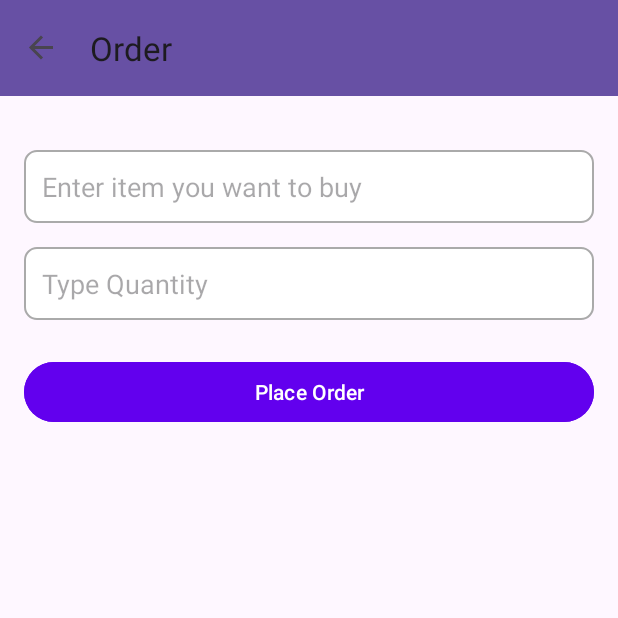
After one commit to aryanmaheshwariantino/Authentications, an Android app: the OrderFragment screen opened through its navigation route, on a phone screen of 412 x 824 dp, the top half of it. The commit adds this screen. Run offline under Robolectric (Android 15) with nearby library versions, the phone set to English and light mode, and no system bars; our stand-ins replace Firebase (no records; nobody signed in at launch, a user with empty details on screens opened directly), navigation-ui; libraries missing offline, so code that uses them is left out: com.facebook, com.facebook.appevents, com.facebook.login; 3 statements that could not run were skipped.

Commit message:
updated with pushnotification

```diff
--- a/app/build.gradle.kts
+++ b/app/build.gradle.kts
@@ -96,5 +96,11 @@ dependencies {
     // google maps
     implementation (libs.play.services.maps)
 
+    // dotenv
+    implementation(libs.java.dotenv)
+
+    //Push Notification
+    implementation (libs.firebase.messaging)
+
 
 }
--- a/app/src/main/AndroidManifest.xml
+++ b/app/src/main/AndroidManifest.xml
@@ -4,6 +4,8 @@
 
     <uses-permission android:name="android.permission.INTERNET" />
     <uses-permission android:name="android.permission.ACCESS_NETWORK_STATE" />
+    <uses-permission android:name="android.permission.POST_NOTIFICATIONS" />
+
 
     <application
         android:allowBackup="true"
--- a/app/src/main/java/com/aryan/authentications/model/Product.kt
+++ b/app/src/main/java/com/aryan/authentications/model/Product.kt
@@ -1,6 +1,4 @@
 package com.aryan.authentications.model
-
-import android.widget.ImageView
 
 data class ProductResponse(
     val status: String,
--- a/app/src/main/java/com/aryan/authentications/views/fragments/LoginFragment.kt
+++ b/app/src/main/java/com/aryan/authentications/views/fragments/LoginFragment.kt
@@ -36,7 +36,7 @@ class LoginFragment : Fragment() {
 
         (activity as? AppCompatActivity)?.supportActionBar?.title = "Login"
 
-        // Retrieve FirebaseAuth instance from MainActivity
+        // Retrieve instances from MainActivity
         firebaseAuth = (requireActivity() as MainActivity).getFirebaseAuth()
         firebaseAnalytics = (requireActivity() as MainActivity).getFirebaseAnalytics()
         firebaseCrashlytics = (requireActivity() as MainActivity).getFirebaseCrashlytics()
@@ -84,7 +84,7 @@ class LoginFragment : Fragment() {
                         if (task.isSuccessful) {
                             Log.d("aryan", "Login successful")
                             // Navigate to Home screen
-                            findNavController().navigate(R.id.action_loginFragment_to_homeFragment)
+                            findNavController().navigate(R.id.action_loginFragment_to_orderFragment)
                         } else {
                             val exception = task.exception
                             Log.w("aryan", "Login failed", exception)
--- /dev/null
+++ b/app/src/main/java/com/aryan/authentications/views/fragments/OrderFragment.kt
@@ -0,0 +1,131 @@
+package com.aryan.authentications.views.fragments
+
+import android.app.NotificationChannel
+import android.app.NotificationManager
+import android.content.pm.PackageManager
+import android.os.Build
+import android.os.Bundle
+import androidx.core.app.ActivityCompat
+import androidx.core.content.ContextCompat
+import androidx.fragment.app.Fragment
+import android.view.LayoutInflater
+import android.view.View
+import android.view.ViewGroup
+import androidx.appcompat.app.AppCompatActivity
+import androidx.core.app.NotificationCompat
+import androidx.core.app.NotificationManagerCompat
+import androidx.navigation.fragment.findNavController
+import com.aryan.authentications.MainActivity
+import com.aryan.authentications.R
+import com.aryan.authentications.databinding.FragmentOrderBinding
+import com.google.firebase.analytics.FirebaseAnalytics
+import com.google.firebase.auth.FirebaseAuth
+import com.google.firebase.crashlytics.FirebaseCrashlytics
+
+class OrderFragment : Fragment() {
+    private var _binding: FragmentOrderBinding? = null
+    private val binding get() = _binding!!
+    private lateinit var firebaseAuth: FirebaseAuth
+    private lateinit var firebaseAnalytics: FirebaseAnalytics
+    private lateinit var firebaseCrashlytics: FirebaseCrashlytics
+
+    companion object {
+        private const val CHANNEL_ID = "order_channel"
+        private const val NOTIFICATION_ID = 1
+        private const val PERMISSION_REQUEST_CODE = 100
+    }
+
+    override fun onCreateView(
+        inflater: LayoutInflater, container: ViewGroup?,
+        savedInstanceState: Bundle?
+    ): View? {
+        _binding = FragmentOrderBinding.inflate(inflater, container, false)
+        createNotificationChannel()
+        return binding.root
+    }
+
+    override fun onViewCreated(view: View, savedInstanceState: Bundle?) {
+        super.onViewCreated(view, savedInstanceState)
+
+        (activity as? AppCompatActivity)?.supportActionBar?.title = "Order"
+
+        // Retrieve instances from MainActivity
+        firebaseAuth = (requireActivity() as MainActivity).getFirebaseAuth()
+        firebaseAnalytics = (requireActivity() as MainActivity).getFirebaseAnalytics()
+        firebaseCrashlytics = (requireActivity() as MainActivity).getFirebaseCrashlytics()
+
+        binding.btnPlaceOrder.setOnClickListener {
+            if (checkNotificationPermission()) {
+                sendNotification()
+                findNavController().navigate(R.id.action_orderFragment_to_homeFragment)
+            } else {
+                requestNotificationPermission()
+            }
+        }
+    }
+
+    private fun checkNotificationPermission(): Boolean {
+        return if (Build.VERSION.SDK_INT >= Build.VERSION_CODES.TIRAMISU) {
+            ContextCompat.checkSelfPermission(
+                requireContext(),
+                android.Manifest.permission.POST_NOTIFICATIONS
+            ) == PackageManager.PERMISSION_GRANTED
+        } else {
+            true // No need to check for permission on versions below TIRAMISU
+        }
+    }
+
+    private fun requestNotificationPermission() {
+        if (Build.VERSION.SDK_INT >= Build.VERSION_CODES.TIRAMISU) {
+            ActivityCompat.requestPermissions(
+                requireActivity(),
+                arrayOf(android.Manifest.permission.POST_NOTIFICATIONS),
+                PERMISSION_REQUEST_CODE
+            )
+        }
+    }
+
+    private fun sendNotification() {
+        val builder = NotificationCompat.Builder(requireContext(), CHANNEL_ID)
+            .setSmallIcon(R.drawable.confirm_order)
+            .setContentTitle("Order Placed")
+            .setContentText("Your order has been placed successfully!")
+            .setPriority(NotificationCompat.PRIORITY_HIGH)
+
+        with(NotificationManagerCompat.from(requireContext())) {
+            notify(NOTIFICATION_ID, builder.build())
+        }
+    }
+
+    private fun createNotificationChannel() {
+        if (Build.VERSION.SDK_INT >= Build.VERSION_CODES.O) {
+            val name = getString(R.string.channel_name)
+            val descriptionText = getString(R.string.channel_description)
+            val importance = NotificationManager.IMPORTANCE_HIGH
+            val channel = NotificationChannel(CHANNEL_ID, name, importance).apply {
+                description = descriptionText
+            }
+            val notificationManager: NotificationManager =
+                requireContext().getSystemService(NotificationManager::class.java)
+            notificationManager.createNotificationChannel(channel)
+        }
+    }
+
+    override fun onRequestPermissionsResult(
+        requestCode: Int, permissions: Array<out String>, grantResults: IntArray
+    ) {
+        super.onRequestPermissionsResult(requestCode, permissions, grantResults)
+        if (requestCode == PERMISSION_REQUEST_CODE) {
+            if (grantResults.isNotEmpty() && grantResults[0] == PackageManager.PERMISSION_GRANTED) {
+                sendNotification()
+            } else {
+                // Permission denied, show a message to the user
+            }
+        }
+    }
+
+    override fun onDestroyView() {
+        super.onDestroyView()
+        _binding = null
+    }
+}
--- a/app/src/main/java/com/aryan/authentications/views/fragments/SignUpFragment.kt
+++ b/app/src/main/java/com/aryan/authentications/views/fragments/SignUpFragment.kt
@@ -59,6 +59,7 @@ class SignUpFragment : Fragment() {
 
 
         firebaseAuth = (requireActivity() as MainActivity).getFirebaseAuth()
+        firebaseAnalytics = (requireActivity() as MainActivity).getFirebaseAnalytics()
         firebaseCrashlytics = (requireActivity() as MainActivity).getFirebaseCrashlytics()
 
         callbackManager = CallbackManager.Factory.create()
@@ -168,7 +169,7 @@ class SignUpFragment : Fragment() {
                 if (task.isSuccessful) {
                     Log.d(TAG, "signInWithCredential:success")
                     Toast.makeText(context, "Google Sign-In successful!", Toast.LENGTH_SHORT).show()
-                    findNavController().navigate(R.id.action_signupFragment_to_homeFragment)
+                    findNavController().navigate(R.id.action_signupFragment_to_orderFragment)
                 } else {
                     Log.w(TAG, "signInWithCredential:failure", task.exception)
                     Toast.makeText(context, "Authentication Failed.", Toast.LENGTH_SHORT).show()
--- /dev/null
+++ b/app/src/main/res/drawable/confirm_order.xml
@@ -0,0 +1,54 @@
+<vector xmlns:android="http://schemas.android.com/apk/res/android"
+    android:width="512dp"
+    android:height="512dp"
+    android:viewportWidth="512"
+    android:viewportHeight="512">
+  <path
+      android:pathData="M329.39,142.72v32.45a10,10 0,0 1,-10 10H17.5a10,10 0,0 1,-10 -10v-32.45a10,10 0,0 1,10 -10h301.89a10,10 0,0 1,10 10Z"
+      android:fillColor="#ffc570"/>
+  <path
+      android:pathData="M22.59,185.17h293.15v230.01a30,30 0,0 1,-30 30H52.59a30,30 0,0 1,-30 -30v-230.01Z"
+      android:fillColor="#ffcd85"/>
+  <path
+      android:pathData="M157.19,287.11h23.23a57,57 0,0 1,57 57v19.16H100.19v-19.16a57,57 0,0 1,57 -57Z"
+      android:fillColor="#ffe966"/>
+  <path
+      android:pathData="M180.42,287.11h-23.23c-1.14,0 -2.26,0.04 -3.38,0.11a57,57 0,0 1,53.62 56.89v19.16h30v-19.16a57,57 0,0 0,-57 -57Z"
+      android:fillColor="#ffe236"/>
+  <path
+      android:pathData="M239.38,392.73H97.88a15.02,15.02 0,0 1,-14.95 -15.09,15.02 15.02,0 0,1 14.95,-15.09h141.51a15.02,15.02 0,0 1,14.95 15.09,15.02 15.02,0 0,1 -14.95,15.09Z"
+      android:fillColor="#ffed80"/>
+  <path
+      android:pathData="M239.38,362.55h-30a15.09,15.09 0,0 1,0 30.18h30a15.09,15.09 0,0 0,0 -30.18Z"
+      android:fillColor="#ffe966"/>
+  <path
+      android:pathData="M151.2,269.51a17.24,17.6 0,1 0,34.49 0a17.24,17.6 0,1 0,-34.49 0z"
+      android:fillColor="#ffe966"/>
+  <path
+      android:pathData="M168.45,251.9a16.86,16.86 0,0 0,-7.5 1.77,17.74 17.74,0 0,1 0,31.67 16.85,16.85 0,0 0,7.5 1.77,17.61 17.61,0 0,0 0,-35.21Z"
+      android:fillColor="#ffe236"/>
+  <path
+      android:pathData="M252.09,141.18a84.36,84.36 0,0 1,-12.3 43.99,83.23 83.23,0 0,1 -142.7,0 84.95,84.95 0,0 1,-11.87 -52.45h166.45a84.37,84.37 0,0 1,0.42 8.46Z"
+      android:fillColor="#ffc166"/>
+  <path
+      android:pathData="M252.09,141.18a84.36,84.36 0,0 1,-12.3 43.99H97.09a84.95,84.95 0,0 1,-11.87 -52.45h166.45a84.37,84.37 0,0 1,0.42 8.46Z"
+      android:fillColor="#ffb74e"/>
+  <path
+      android:pathData="M94.8,141.18a73.65,74.36 0,1 0,147.29 0a73.65,74.36 0,1 0,-147.29 0z"
+      android:fillColor="#63ea86"/>
+  <path
+      android:pathData="M168.45,66.82a73.27,73.27 0,0 0,-15 1.55,74.53 74.53,0 0,1 0,145.63 73.27,73.27 0,0 0,15 1.55c40.67,0 73.65,-33.29 73.65,-74.36s-32.97,-74.37 -73.65,-74.37Z"
+      android:fillColor="#3ce568"/>
+  <path
+      android:pathData="M309.45,430.17V188.85a15,15 0,0 1,15 -15H489.5a15,15 0,0 1,15 15v207.78l-48.55,48.55 -131.5,-0.01a15,15 0,0 1,-15 -15Z"
+      android:fillColor="#fff8cc"/>
+  <path
+      android:pathData="M455.95,445.18v-48.55h48.55"
+      android:fillColor="#ffed80"/>
+  <path
+      android:pathData="M459.5,226.45L354.45,226.45a7.5,7.5 0,0 1,0 -15L459.5,211.45a7.5,7.5 0,0 1,0 15zM414.5,271.45h-60.05a7.5,7.5 0,0 1,0 -15h60.05a7.5,7.5 0,0 1,0 15zM459.5,271.45h-15.05a7.5,7.5 0,0 1,0 -15h15.05a7.5,7.5 0,0 1,0 15zM414.5,301.45h-60.05a7.5,7.5 0,0 1,0 -15h60.05a7.5,7.5 0,0 1,0 15zM459.5,301.45h-15.05a7.5,7.5 0,0 1,0 -15h15.05a7.5,7.5 0,0 1,0 15zM414.5,331.45h-60.05a7.5,7.5 0,0 1,0 -15h60.05a7.5,7.5 0,0 1,0 15zM459.5,331.45h-15.05a7.5,7.5 0,0 1,0 -15h15.05a7.5,7.5 0,0 1,0 15zM414.5,361.45h-60.05a7.5,7.5 0,0 1,0 -15h60.05a7.5,7.5 0,0 1,0 15zM459.5,361.45h-15.05a7.5,7.5 0,0 1,0 -15h15.05a7.5,7.5 0,0 1,0 15z"
+      android:fillColor="#b3e0ff"/>
+  <path
+      android:pathData="M151.92,174a7.5,7.5 0,0 1,-5.33 -2.22l-17.07,-17.23a7.5,7.5 0,0 1,10.66 -10.56l11.74,11.85 44.43,-44.84a7.5,7.5 0,0 1,10.66 10.56L157.25,171.78a7.5,7.5 0,0 1,-5.33 2.22Z"
+      android:fillColor="#fff"/>
+</vector>
--- /dev/null
+++ b/app/src/main/res/drawable/edit_text_background.xml
@@ -0,0 +1,12 @@
+<shape xmlns:android="http://schemas.android.com/apk/res/android">
+    <solid android:color="@android:color/white" />
+    <corners android:radius="8dp" />
+    <stroke
+        android:width="1dp"
+        android:color="@android:color/darker_gray" />
+    <padding
+        android:left="8dp"
+        android:top="8dp"
+        android:right="8dp"
+        android:bottom="8dp" />
+</shape>
--- /dev/null
+++ b/app/src/main/res/layout/fragment_order.xml
@@ -0,0 +1,48 @@
+<?xml version="1.0" encoding="utf-8"?>
+<androidx.constraintlayout.widget.ConstraintLayout xmlns:android="http://schemas.android.com/apk/res/android"
+    xmlns:tools="http://schemas.android.com/tools"
+    xmlns:app="http://schemas.android.com/apk/res-auto"
+    android:layout_width="match_parent"
+    android:layout_height="match_parent"
+    android:padding="16dp"
+    tools:context=".views.fragments.OrderFragment">
+
+    <!-- First Input Field -->
+    <EditText
+        android:id="@+id/etFirst"
+        android:layout_width="0dp"
+        android:layout_height="wrap_content"
+        android:hint="Enter item you want to buy"
+        android:padding="12dp"
+        android:background="@drawable/edit_text_background"
+        android:layout_marginTop="20dp"
+        app:layout_constraintStart_toStartOf="parent"
+        app:layout_constraintEnd_toEndOf="parent"
+        app:layout_constraintTop_toTopOf="parent" />
+
+    <!-- Second Input Field -->
+    <EditText
+        android:id="@+id/etSecond"
+        android:layout_width="0dp"
+        android:layout_height="wrap_content"
+        android:hint="Type Quantity"
+        android:padding="12dp"
+        android:background="@drawable/edit_text_background"
+        android:layout_marginTop="16dp"
+        app:layout_constraintStart_toStartOf="parent"
+        app:layout_constraintEnd_toEndOf="parent"
+        app:layout_constraintTop_toBottomOf="@id/etFirst" />
+
+    <!-- Place Order Button -->
+    <Button
+        android:id="@+id/btnPlaceOrder"
+        android:layout_width="0dp"
+        android:layout_height="wrap_content"
+        android:text="Place Order"
+        android:backgroundTint="@color/colorPrimary"
+        android:textColor="@android:color/white"
+        android:layout_marginTop="24dp"
+        app:layout_constraintStart_toStartOf="parent"
+        app:layout_constraintEnd_toEndOf="parent"
+        app:layout_constraintTop_toBottomOf="@id/etSecond" />
+</androidx.constraintlayout.widget.ConstraintLayout>
--- a/app/src/main/res/navigation/nav_graph.xml
+++ b/app/src/main/res/navigation/nav_graph.xml
@@ -14,6 +14,9 @@
         <action
             android:id="@+id/action_loginFragment_to_homeFragment"
             app:destination="@id/homeFragment" />
+        <action
+            android:id="@+id/action_loginFragment_to_orderFragment"
+            app:destination="@id/orderFragment" />
     </fragment>
 
     <fragment
@@ -29,6 +32,9 @@
         <action
             android:id="@+id/action_signupFragment_to_homeFragment"
             app:destination="@+id/homeFragment"/>
+        <action
+            android:id="@+id/action_signupFragment_to_orderFragment"
+            app:destination="@+id/orderFragment"/>
     </fragment>
 
     <fragment
@@ -62,4 +68,12 @@
             android:id="@+id/action_homeFragment_to_SignUpFragment"
             app:destination="@+id/signupFragment"/>
     </fragment>
+
+    <fragment
+        android:id="@+id/orderFragment"
+        android:name="com.aryan.authentications.views.fragments.OrderFragment"
+        tools:layout="@layout/fragment_order"/>
+    <action
+        android:id="@+id/action_orderFragment_to_homeFragment"
+        app:destination="@+id/homeFragment"/>
 </navigation>
--- a/app/src/main/res/values/colors.xml
+++ b/app/src/main/res/values/colors.xml
@@ -2,4 +2,8 @@
 <resources>
     <color name="black">#FF000000</color>
     <color name="white">#FFFFFFFF</color>
+
+    <color name="colorPrimary">#6200EE</color>
+    <color name="colorPrimaryDark">#3700B3</color>
+    <color name="colorAccent">#03DAC5</color>
 </resources>
--- a/app/src/main/res/values/strings.xml
+++ b/app/src/main/res/values/strings.xml
@@ -4,4 +4,9 @@
     <string name="hello_blank_fragment">Hello blank fragment</string>
     <string name="default_web_client_id" translatable="false">939982132428-hlc8rsu7gg65hjvt3o7dgb7lup5ekges.apps.googleusercontent.com</string>
     <string name="facebook_app_id">1542579169674097</string>
+
+
+    <string name="channel_name">Order Notifications</string>
+    <string name="channel_description">Notifications for order placement</string>
+
 </resources>
--- a/gradle/libs.versions.toml
+++ b/gradle/libs.versions.toml
@@ -5,11 +5,13 @@ compiler = "7.1.0"
 converterGson = "2.9.0"
 facebookAndroidSdk = "[8,9)"
 firebaseBom = "33.1.1"
+firebaseMessaging = "24.0.0"
 glide = "4.15.1"
 googleServices = "4.4.2"
 gradle = "4.2.2"
 hiltAndroid = "2.42"
 hiltAndroidCompiler = "2.40.5"
+javaDotenv = "5.2.2"
 kotlin = "1.9.0"
 coreKtx = "1.13.1"
 junit = "4.13.2"
@@ -41,11 +43,13 @@ facebook-android-sdk = { module = "com.facebook.android:facebook-android-sdk", v
 facebook-login = { module = "com.facebook.android:facebook-login", version.ref = "facebookAndroidSdk" }
 firebase-auth = { module = "com.google.firebase:firebase-auth", version.ref = "firebaseAuthKtx" }
 firebase-bom = { module = "com.google.firebase:firebase-bom", version.ref = "firebaseBom" }
+firebase-messaging = { module = "com.google.firebase:firebase-messaging", version.ref = "firebaseMessaging" }
 glide = { module = "com.github.bumptech.glide:glide", version.ref = "glide" }
 google-services = { module = "com.google.gms:google-services", version.ref = "googleServices" }
 gradle = { module = "com.android.tools.build:gradle", version.ref = "gradle" }
 hilt-android = { module = "com.google.dagger:hilt-android", version.ref = "hiltAndroid" }
 hilt-android-compiler = { module = "com.google.dagger:hilt-android-compiler", version.ref = "hiltAndroidCompiler" }
+java-dotenv = { module = "io.github.cdimascio:java-dotenv", version.ref = "javaDotenv" }
 junit = { group = "junit", name = "junit", version.ref = "junit" }
 androidx-junit = { group = "androidx.test.ext", name = "junit", version.ref = "junitVersion" }
 androidx-espresso-core = { group = "androidx.test.espresso", name = "espresso-core", version.ref = "espressoCore" }
```
